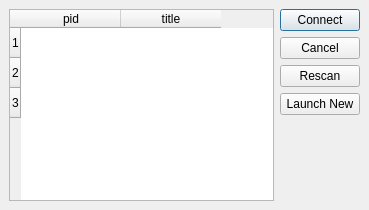
openMSX/debugger, file src/ConnectDialog.ui: the form before one commit.
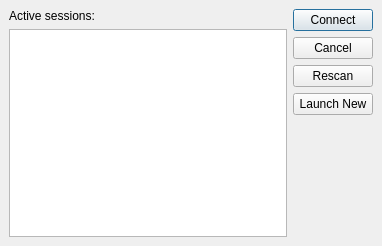
The form after the commit.

Commit message: * Updated the connection dialog * Fixed a bug that caused a crash on closing openMSX

What changed in the file:
```diff
--- a/src/ConnectDialog.ui
+++ b/src/ConnectDialog.ui
@@ -8,8 +8,8 @@
    <rect>
     <x>0</x>
     <y>0</y>
-    <width>369</width>
-    <height>210</height>
+    <width>382</width>
+    <height>246</height>
    </rect>
   </property>
   <property name="windowTitle" >
@@ -23,41 +23,13 @@
     <number>6</number>
    </property>
    <item row="0" column="0" >
-    <widget class="QTableWidget" name="table" >
-     <property name="alternatingRowColors" >
-      <bool>false</bool>
+    <widget class="QLabel" name="label" >
+     <property name="text" >
+      <string>Active sessions:</string>
      </property>
-     <property name="selectionMode" >
-      <enum>QAbstractItemView::SingleSelection</enum>
-     </property>
-     <property name="selectionBehavior" >
-      <enum>QAbstractItemView::SelectRows</enum>
-     </property>
-     <property name="showGrid" >
-      <bool>false</bool>
-     </property>
-     <property name="rowCount" >
-      <number>3</number>
-     </property>
-     <property name="sortingEnabled" >
-      <bool>true</bool>
-     </property>
-     <row/>
-     <row/>
-     <row/>
-     <column>
-      <property name="text" >
-       <string>pid</string>
-      </property>
-     </column>
-     <column>
-      <property name="text" >
-       <string>title</string>
-      </property>
-     </column>
     </widget>
    </item>
-   <item row="0" column="1" >
+   <item rowspan="2" row="0" column="1" >
     <layout class="QVBoxLayout" >
      <property name="margin" >
       <number>0</number>
@@ -108,6 +80,13 @@
      </item>
     </layout>
    </item>
+   <item row="1" column="0" >
+    <widget class="QListWidget" name="listConnections" >
+     <property name="selectionBehavior" >
+      <enum>QAbstractItemView::SelectRows</enum>
+     </property>
+    </widget>
+   </item>
   </layout>
  </widget>
  <pixmapfunction></pixmapfunction>
```
The commit also changes 8 other files.
